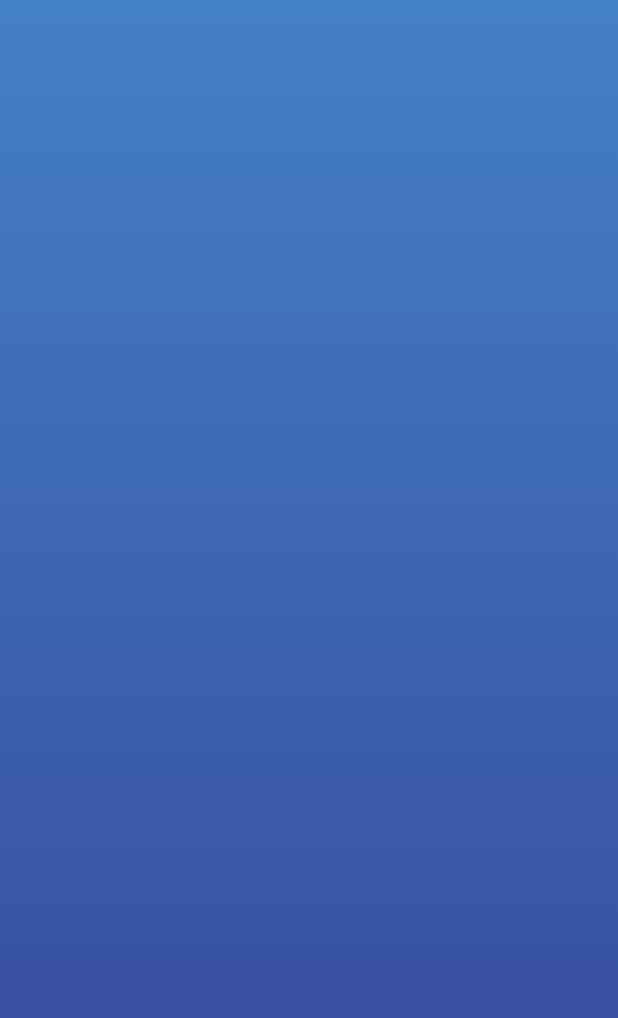
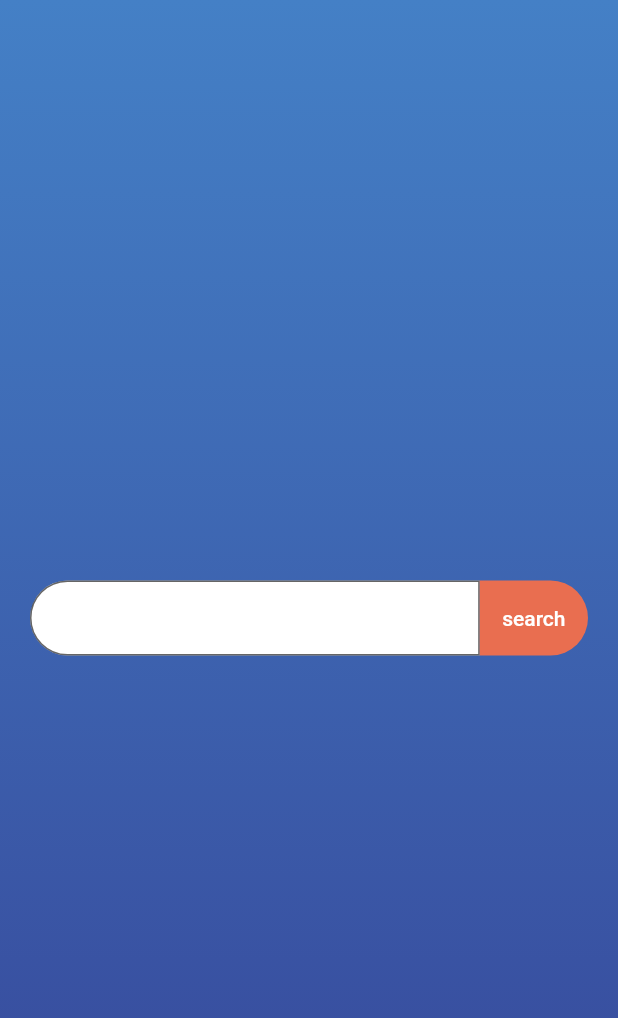
Before and after one commit to ahmeddhus/weather_app, a Flutter app: the screen it shows after launch, on a phone screen of 412 x 824 dp. Shown: the top 1018 px of the screen. Run offline on Flutter 3.47's test engine with Material 2 defaults, Android fonts, the phone set to English and light mode, and no system bars.

Commit message:
Add city search box UI

```diff
--- a/lib/src/constants/app_colors.dart
+++ b/lib/src/constants/app_colors.dart
@@ -4,4 +4,5 @@ mixin AppColors {
   static const rainBlueLight = Color(0xFF4480C6);
   static const rainBlueDark = Color(0xFF364699);
   static const rainGradient = [rainBlueLight, rainBlueDark];
+  static const accentColor = Color(0xFFe96e50);
 }
--- /dev/null
+++ b/lib/src/constants/app_shapes.dart
@@ -0,0 +1,3 @@
+class AppShapes {
+  static const radius = 30.0;
+}
--- /dev/null
+++ b/lib/src/features/weather/presentation/city_search_box.dart
@@ -0,0 +1,76 @@
+import 'package:flutter/material.dart';
+import 'package:weather_app/src/constants/app_colors.dart';
+import 'package:weather_app/src/constants/app_shapes.dart';
+
+class CitySearchBox extends StatefulWidget {
+  const CitySearchBox({super.key});
+
+  @override
+  State<CitySearchBox> createState() => _CitySearchBoxState();
+}
+
+class _CitySearchBoxState extends State<CitySearchBox> {
+  late final _searchController = TextEditingController();
+
+  @override
+  Widget build(BuildContext context) {
+    return Padding(
+      padding: const EdgeInsets.symmetric(horizontal: 20.0),
+      child: Row(
+        mainAxisAlignment: MainAxisAlignment.center,
+        children: <Widget>[
+          Expanded(
+            child: SizedBox(
+              height: 50,
+              child: TextField(
+                controller: _searchController,
+                textAlign: TextAlign.center,
+                style: const TextStyle(color: Colors.black),
+                decoration: const InputDecoration(
+                  fillColor: Colors.white,
+                  filled: true,
+                  border: OutlineInputBorder(
+                    borderRadius: BorderRadius.only(
+                      topLeft: Radius.circular(AppShapes.radius),
+                      bottomLeft: Radius.circular(AppShapes.radius),
+                    ),
+                  ),
+                ),
+                onSubmitted: (value) {},
+              ),
+            ),
+          ),
+          InkWell(
+            onTap: () {
+              FocusScope.of(context).unfocus();
+            },
+            child: Container(
+              height: 50,
+              alignment: Alignment.center,
+              decoration: const BoxDecoration(
+                color: AppColors.accentColor,
+                borderRadius: BorderRadius.only(
+                  topRight: Radius.circular(AppShapes.radius),
+                  bottomRight: Radius.circular(AppShapes.radius),
+                ),
+              ),
+              child: Padding(
+                padding: const EdgeInsets.symmetric(horizontal: 15.0),
+                child: Text(
+                  'search',
+                  style: Theme.of(context).textTheme.bodyLarge,
+                ),
+              ),
+            ),
+          ),
+        ],
+      ),
+    );
+  }
+
+  @override
+  void dispose() {
+    _searchController.dispose();
+    super.dispose();
+  }
+}
--- a/lib/src/features/weather/presentation/weather_page.dart
+++ b/lib/src/features/weather/presentation/weather_page.dart
@@ -1,5 +1,6 @@
 import 'package:flutter/material.dart';
 import 'package:weather_app/src/constants/app_colors.dart';
+import 'package:weather_app/src/features/weather/presentation/city_search_box.dart';
 
 class WeatherPage extends StatelessWidget {
   const WeatherPage({super.key});
@@ -16,6 +17,17 @@ class WeatherPage extends StatelessWidget {
             colors: AppColors.rainGradient,
           ),
         ),
+        child: const SafeArea(
+          child: Column(
+            crossAxisAlignment: CrossAxisAlignment.center,
+            mainAxisSize: MainAxisSize.min,
+            children: <Widget>[
+              Spacer(),
+              CitySearchBox(),
+              Spacer(),
+            ],
+          ),
+        ),
       ),
     );
   }
```
